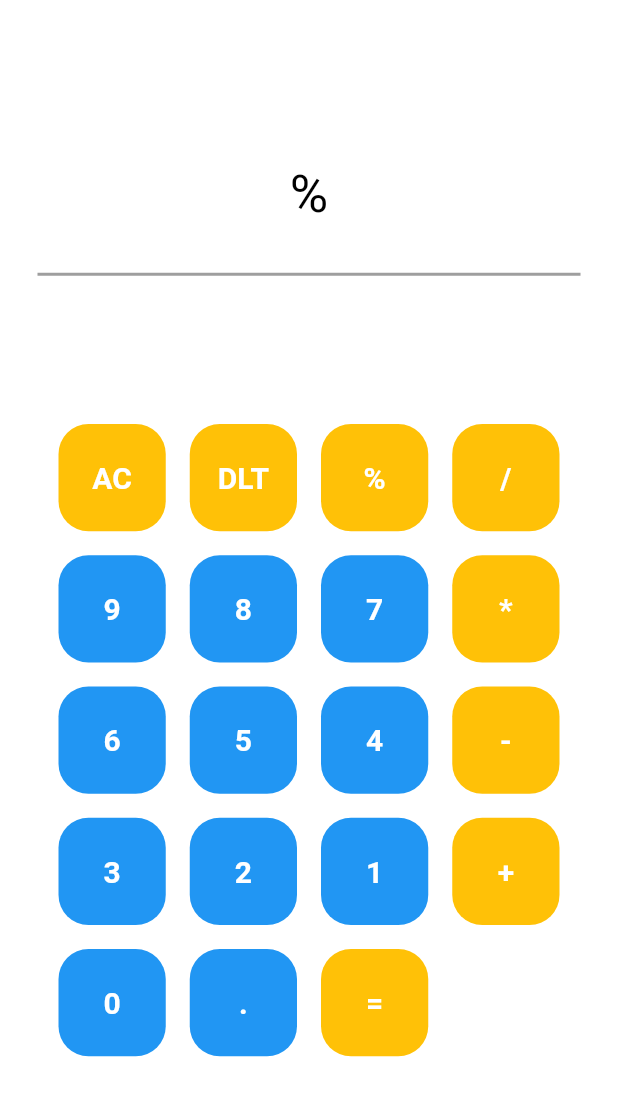
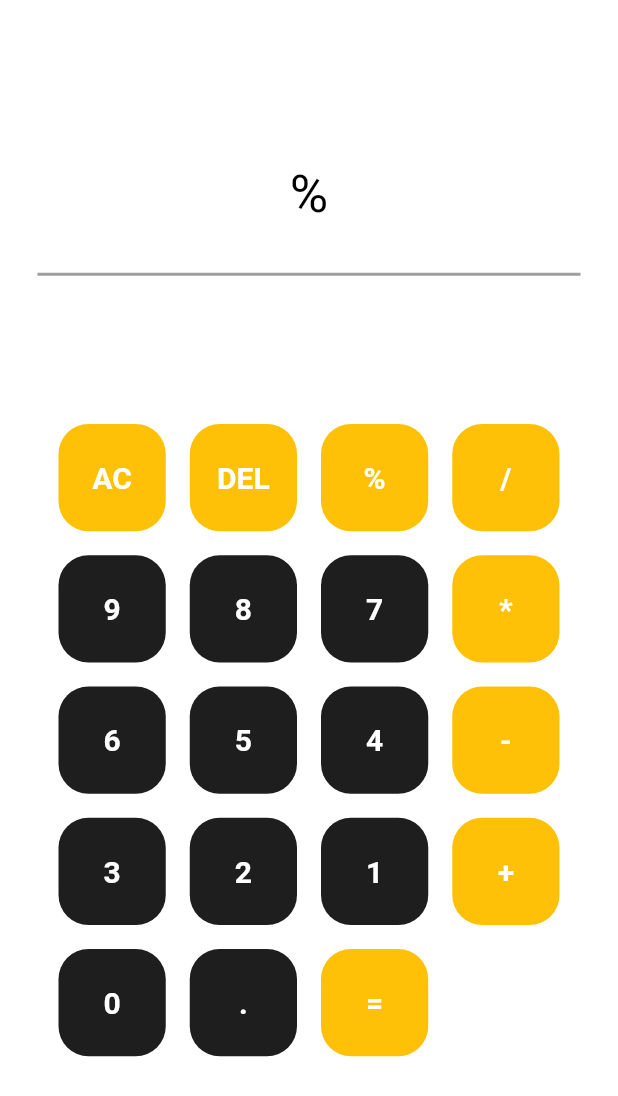
Before and after one commit to marvins56/calculator_App, a Flutter app: the screen it shows after launch, after a tap on an icon or button, on a phone screen of 412 x 824 dp. Shown: the top 1096 px of the screen. Run offline on Flutter 3.47's test engine with Material 2 defaults, Android fonts, the phone set to English and light mode, and no system bars; our stand-ins replace math_expressions.

Commit message:
dark mode
dark mode

```diff
--- a/lib/Screens/HomeScreen.dart
+++ b/lib/Screens/HomeScreen.dart
@@ -14,7 +14,7 @@ class _HomeScreenState extends State {
   //Creating  a Button List
   List button = [
     "AC",
-    "DLT",
+    "DEL",
     "%",
     "/",
     "9",
@@ -93,8 +93,7 @@ class _HomeScreenState extends State {
             child: SizedBox(
               width: 350,
               child: GridView.builder(
-                    gridDelegate:
-                        const SliverGridDelegateWithFixedCrossAxisCount(
+                  gridDelegate: const SliverGridDelegateWithFixedCrossAxisCount(
                     crossAxisCount: 4,
                   ),
                   itemCount: button.length,
@@ -191,7 +190,7 @@ class _HomeScreenState extends State {
                             decoration: BoxDecoration(
                               color: isOperator(button[index])
                                   ? Colors.amber
-                                    : Colors.blue,
+                                  : Color.fromARGB(255, 30, 30, 31),
                               borderRadius: BorderRadius.circular(20),
                             ),
                             child: Center(
@@ -211,6 +210,7 @@ class _HomeScreenState extends State {
             ),
           )
         ],
-        ));
+      ),
+    );
   }
 }
--- a/lib/main.dart
+++ b/lib/main.dart
@@ -14,9 +14,9 @@ class MyApp extends StatelessWidget {
     return MaterialApp(
       debugShowCheckedModeBanner: false,
       title: 'Calculator App',
-      theme: ThemeData(
-        primarySwatch: Colors.blue,
-      ),
+      theme: ThemeData.light(),
+      darkTheme: ThemeData.dark(),
+      themeMode: ThemeMode.dark,
       home: const HomeScreen(),
     );
   }
```
Lines whose indentation alone changed are shown as unchanged.
